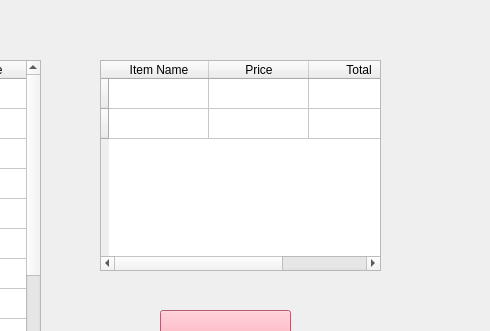
First picture: the form in Vicky's/custorder.ui, repository kchang8/cpsc462-bobapp-project, before the edit; both pictures show x 310 to 800 and y 160 to 491 of the 800 by 600 pixel window.
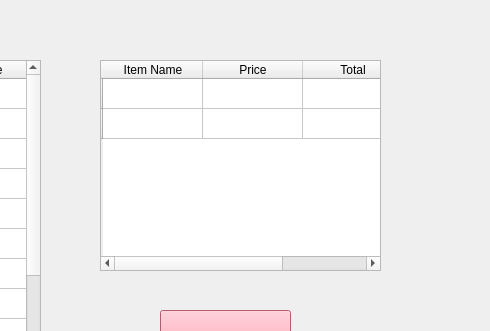
Second picture: the form after the edit.

What changed in the file:
```diff
--- a/Vicky's/custorder.ui
+++ b/Vicky's/custorder.ui
@@ -268,12 +268,12 @@
    </property>
    <row>
     <property name="text">
-     <string> </string>
+     <string/>
     </property>
    </row>
    <row>
     <property name="text">
-     <string> </string>
+     <string/>
     </property>
    </row>
    <column>
```
Left out of the diff: 3 changed lines with no effect on the pictures.
